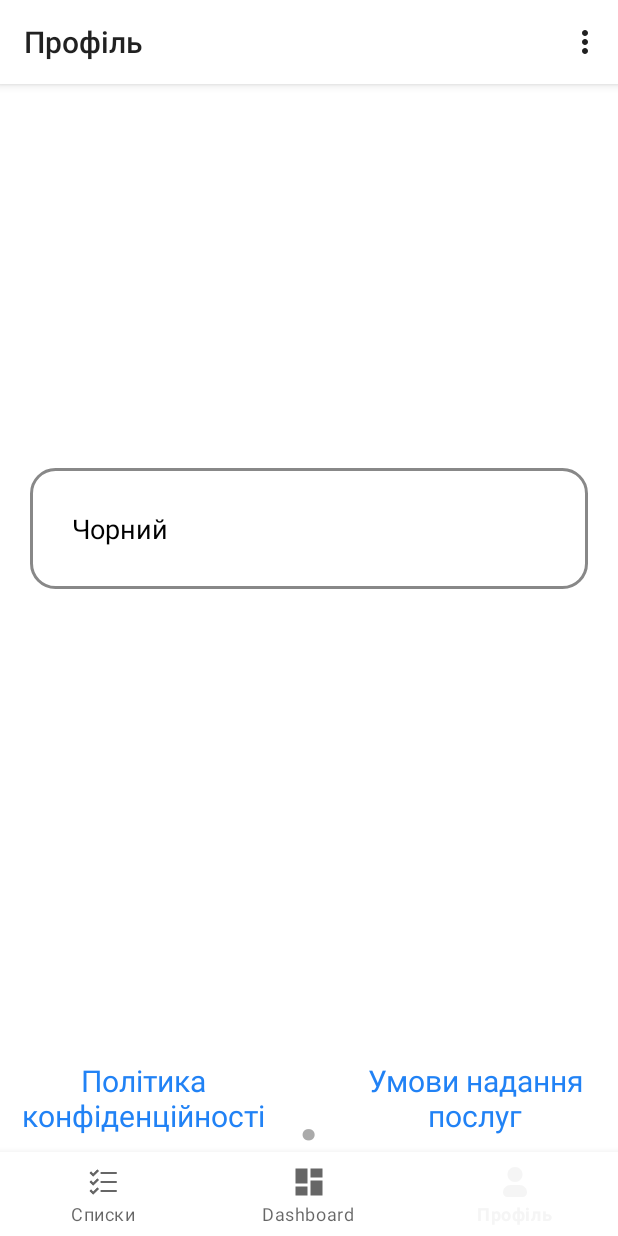
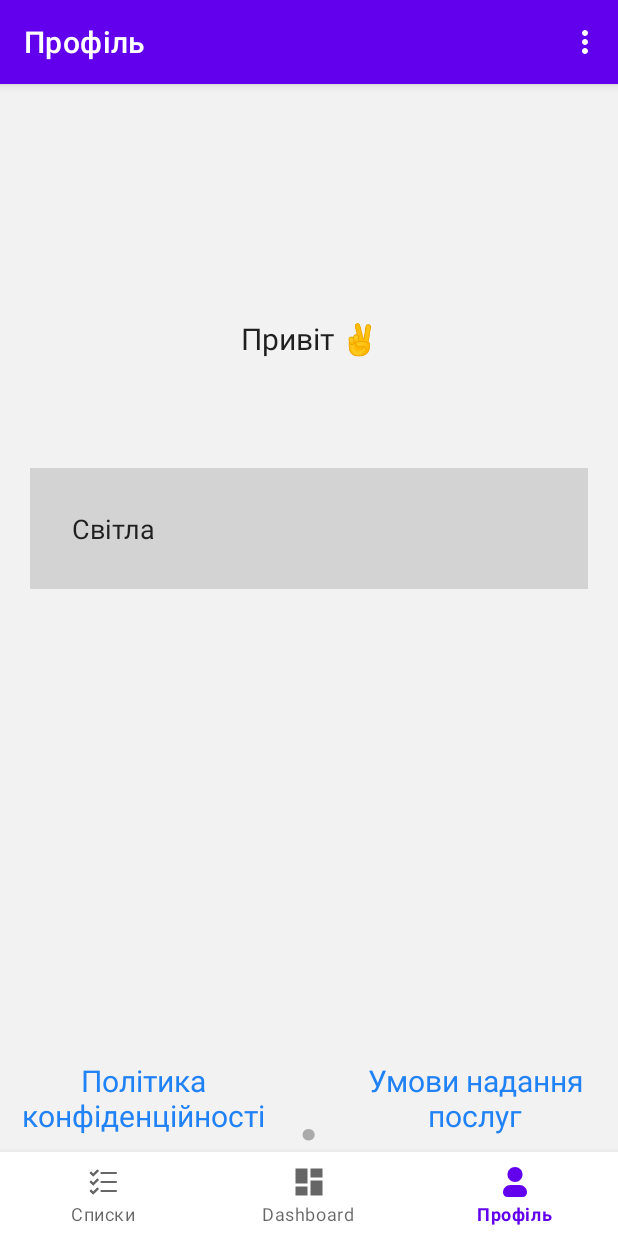
Before and after one commit to ka4ivan/smart-shop, an Android app: the NotificationsFragment screen opened through its navigation route, on a phone screen of 412 x 824 dp. Run offline under Robolectric (Android 15) with nearby library versions, the phone set to English and light mode, and no system bars; our stand-ins replace navigation-ui.

Commit message:
fix theme

```diff
--- a/app/src/main/java/com/example/smartshop/MainActivity.kt
+++ b/app/src/main/java/com/example/smartshop/MainActivity.kt
@@ -1,51 +1,27 @@
 package com.example.smartshop
 
+import android.content.Context
 import android.os.Bundle
-import android.content.Context
 import android.view.Menu
 import android.view.MenuItem
-import com.google.android.material.bottomnavigation.BottomNavigationView
 import androidx.appcompat.app.AppCompatActivity
+import androidx.appcompat.app.AppCompatDelegate
 import androidx.navigation.findNavController
 import androidx.navigation.ui.AppBarConfiguration
 import androidx.navigation.ui.setupActionBarWithNavController
 import androidx.navigation.ui.setupWithNavController
 import com.example.smartshop.databinding.ActivityMainBinding
+import com.google.android.material.bottomnavigation.BottomNavigationView
 
 class MainActivity : AppCompatActivity() {
 
     private lateinit var binding: ActivityMainBinding
 
-    private var isDarkTheme = false
+    override fun onCreate(savedInstanceState: Bundle?) {
+        super.onCreate(savedInstanceState)
 
-    private fun toggleTheme() {
-        if (isDarkTheme) {
-            setTheme(R.style.AppTheme_Light) // Світла тема
-        } else {
-            setTheme(R.style.AppTheme_Dark) // Темна тема
-        }
-        recreate() // Перезавантажте активність для застосування нової теми
-        isDarkTheme = !isDarkTheme // Перемикаємо прапорець теми
-    }
-
-    override fun onCreate(savedInstanceState: Bundle?) {
-        // Отримати збережену тему
-        val sharedPref = getSharedPreferences("AppPreferences", Context.MODE_PRIVATE)
-        val currentTheme = sharedPref.getString("theme", "Білий") // "Білий" за замовчуванням
-
-        // Встановіть тему перед викликом super.onCreate()
-        setTheme(if (currentTheme == "Чорний") R.style.AppTheme_Dark else R.style.AppTheme_Light)
-
-        super.onCreate(savedInstanceState)
-        //binding = ActivityMainBinding.inflate(layoutInflater)
-        //setContentView(binding.root)
-
-        // Установка теми при старті програми
-        if (isDarkTheme) {
-            setTheme(R.style.AppTheme_Dark)
-        } else {
-            setTheme(R.style.AppTheme_Light)
-        }
+        // Завантаження збереженої теми перед встановленням макету
+        loadThemePreference()
 
         binding = ActivityMainBinding.inflate(layoutInflater)
         setContentView(binding.root)
@@ -63,16 +39,12 @@ class MainActivity : AppCompatActivity() {
     }
 
     override fun onCreateOptionsMenu(menu: Menu): Boolean {
-        menuInflater.inflate(R.menu.overflow_menu, menu) // Переконайтеся, що шлях правильний
+        menuInflater.inflate(R.menu.overflow_menu, menu)
         return true
     }
 
     override fun onOptionsItemSelected(item: MenuItem): Boolean {
         return when (item.itemId) {
-            R.id.action_toggle_theme -> { // Перемикання теми
-                toggleTheme()
-                true
-            }
             R.id.action_trash -> {
                 // Код для обробки натискання на "Смітник"
                 true
@@ -80,4 +52,10 @@ class MainActivity : AppCompatActivity() {
             else -> super.onOptionsItemSelected(item)
         }
     }
+
+    private fun loadThemePreference() {
+        val prefs = getSharedPreferences("theme_prefs", Context.MODE_PRIVATE)
+        val savedThemeMode = prefs.getInt("theme_mode", AppCompatDelegate.MODE_NIGHT_NO)
+        AppCompatDelegate.setDefaultNightMode(savedThemeMode)
+    }
 }
--- a/app/src/main/java/com/example/smartshop/ui/notifications/NotificationsFragment.kt
+++ b/app/src/main/java/com/example/smartshop/ui/notifications/NotificationsFragment.kt
@@ -1,5 +1,6 @@
 package com.example.smartshop.ui.notifications
 
+import android.content.Context
 import android.os.Bundle
 import android.view.LayoutInflater
 import android.view.View
@@ -21,21 +22,26 @@ class NotificationsFragment : Fragment() {
         savedInstanceState: Bundle?
     ): View? {
         rootView = inflater.inflate(R.layout.fragment_notifications, container, false)
-
         themeSelector = rootView.findViewById(R.id.theme_selector)
 
+        // Завантаження збереженої теми при створенні фрагмента
+        loadThemePreference()
+
         // Створюємо адаптер для Spinner
-        val themeOptions = arrayOf("Чорний", "Білий")
-        val adapter = ArrayAdapter(requireContext(), R.layout.spinner_item, themeOptions) // Використання кастомного layout
-        adapter.setDropDownViewResource(android.R.layout.simple_spinner_dropdown_item) // Фон для випадаючого меню
+        val themeOptions = arrayOf("Темна", "Світла")
+        val adapter = ArrayAdapter(requireContext(), R.layout.spinner_item, themeOptions)
+        adapter.setDropDownViewResource(android.R.layout.simple_spinner_dropdown_item)
         themeSelector.adapter = adapter
+
+        // Встановлення початкового вибору відповідно до збереженої теми
+        themeSelector.setSelection(if (AppCompatDelegate.getDefaultNightMode() == AppCompatDelegate.MODE_NIGHT_YES) 0 else 1)
 
         // Обробник вибору теми
         themeSelector.onItemSelectedListener = object : AdapterView.OnItemSelectedListener {
             override fun onItemSelected(parent: AdapterView<*>?, view: View?, position: Int, id: Long) {
-                when (position) {
-                    0 -> applyTheme(AppCompatDelegate.MODE_NIGHT_YES) // Чорний
-                    1 -> applyTheme(AppCompatDelegate.MODE_NIGHT_NO) // Білий
+                val themeMode = if (position == 0) AppCompatDelegate.MODE_NIGHT_YES else AppCompatDelegate.MODE_NIGHT_NO
+                if (AppCompatDelegate.getDefaultNightMode() != themeMode) {
+                    applyTheme(themeMode)
                 }
             }
 
@@ -47,5 +53,17 @@ class NotificationsFragment : Fragment() {
 
     private fun applyTheme(themeMode: Int) {
         AppCompatDelegate.setDefaultNightMode(themeMode)
+        saveThemePreference(themeMode)
+    }
+
+    private fun saveThemePreference(themeMode: Int) {
+        val prefs = requireContext().getSharedPreferences("theme_prefs", Context.MODE_PRIVATE)
+        prefs.edit().putInt("theme_mode", themeMode).apply()
+    }
+
+    private fun loadThemePreference() {
+        val prefs = requireContext().getSharedPreferences("theme_prefs", Context.MODE_PRIVATE)
+        val savedThemeMode = prefs.getInt("theme_mode", AppCompatDelegate.MODE_NIGHT_NO)
+        AppCompatDelegate.setDefaultNightMode(savedThemeMode)
     }
 }
--- a/app/src/main/res/layout/activity_main.xml
+++ b/app/src/main/res/layout/activity_main.xml
@@ -5,6 +5,7 @@
     android:id="@+id/container"
     android:layout_width="match_parent"
     android:layout_height="match_parent"
+    android:background="@color/background"
     android:paddingTop="?attr/actionBarSize">
 
     <com.google.android.material.bottomnavigation.BottomNavigationView
--- a/app/src/main/res/layout/fragment_home.xml
+++ b/app/src/main/res/layout/fragment_home.xml
@@ -26,6 +26,7 @@
         android:layout_marginBottom="88dp"
         android:text="@string/lists_empty_subtitle"
         android:textAlignment="center"
+        android:textColor="@color/text_secondary"
         android:textSize="18sp"
         android:textStyle="bold"
         app:layout_constraintBottom_toBottomOf="parent"
@@ -43,7 +44,7 @@
         android:layout_marginEnd="8dp"
         android:text="@string/lists_empty_title"
         android:textAlignment="center"
-        android:textColor="@color/black"
+        android:textColor="@color/text"
         android:textSize="20sp"
         android:textStyle="bold"
         app:layout_constraintBottom_toBottomOf="parent"
--- a/app/src/main/res/layout/fragment_notifications.xml
+++ b/app/src/main/res/layout/fragment_notifications.xml
@@ -17,7 +17,9 @@
             android:layout_marginStart="8dp"
             android:layout_marginTop="100dp"
             android:layout_marginEnd="8dp"
+            android:text="@string/hello"
             android:textAlignment="center"
+            android:textColor="@color/text"
             android:textSize="20sp" />
 
         <Spinner
@@ -27,9 +29,9 @@
             android:layout_marginStart="20dp"
             android:layout_marginEnd="20dp"
             android:layout_marginTop="200dp"
-            android:background="@drawable/spinner_background"
+            android:background="@color/white"
             android:padding="12dp"
-            android:popupBackground="@drawable/spinner_dropdown_background" />
+            android:popupBackground="@color/white" />
 
         <!-- Додаємо LinearLayout для текстових елементів -->
         <LinearLayout
--- a/app/src/main/res/layout/item_suggestion.xml
+++ b/app/src/main/res/layout/item_suggestion.xml
@@ -5,7 +5,7 @@
     android:layout_height="wrap_content"
     android:layout_marginEnd="8dp"
     android:layout_marginBottom="8dp"
-    android:backgroundTint="@color/light_gray"
+    android:backgroundTint="@color/white"
     android:padding="8dp"
-    android:textColor="@color/dark_gray"
+    android:textColor="@color/text"
     android:textSize="12sp" />
--- a/app/src/main/res/layout/spinner_item.xml
+++ b/app/src/main/res/layout/spinner_item.xml
@@ -4,6 +4,6 @@
     android:layout_width="match_parent"
     android:layout_height="wrap_content"
     android:padding="16dp"
-    android:textSize="18sp"
-    android:textColor="#000000"
-    android:background="?android:attr/selectableItemBackground" />
+    android:textColor="@color/black"
+    android:background="?android:attr/selectableItemBackground"
+    android:textSize="18sp" />
--- a/app/src/main/res/menu/overflow_menu.xml
+++ b/app/src/main/res/menu/overflow_menu.xml
@@ -7,8 +7,4 @@
         android:title="@string/trash"
         app:showAsAction="never" />
 
-    <item
-        android:id="@+id/action_toggle_theme"
-        android:title="Перемикати тему" />
-
 </menu>
--- /dev/null
+++ b/app/src/main/res/values-night/colors.xml
@@ -0,0 +1,7 @@
+<resources>
+    <color name="black">#E6E6E6</color>
+    <color name="white">#1F1F1F</color>
+    <color name="background">#282828</color>
+    <color name="text">#E6E6E6</color>
+    <color name="text_secondary">#A9A9A9</color>
+</resources>
--- a/app/src/main/res/values/colors.xml
+++ b/app/src/main/res/values/colors.xml
@@ -7,8 +7,11 @@
     <color name="teal_700">#FF018786</color>
     <color name="blue_main">#2182F5</color>
     <color name="green_main">#2B9C1C</color>
-    <color name="black">#FF000000</color>
-    <color name="white">#FFFFFFFF</color>
+    <color name="black">#1F1F1F</color>
+    <color name="white">#D3D3D3</color>
+    <color name="background">#F2F2F2</color>
+    <color name="text">#1F1F1F</color>
+    <color name="text_secondary">#818181</color>
     <color name="dark_gray">#646464</color>
     <color name="light_gray">#F2F2F2</color>
 </resources>
```
